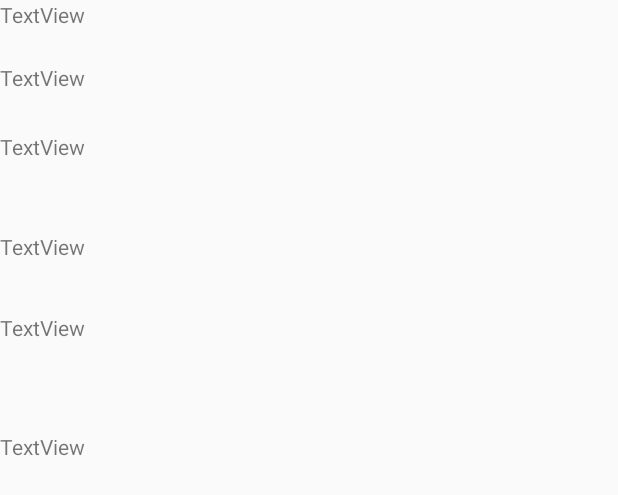
After one commit to manueltorrez/android-app-proyectoFinal, an Android app: the layout prestamos_pendientes_adapter.xml on its own in the app's theme, with its tools: preview values and no code run, on a phone screen of 412 x 824 dp. The commit adds this screen. Shown: the top 495 px of the screen. Run offline under Robolectric (Android 15) with nearby library versions, the phone set to English and light mode, and no system bars.

Commit message:
Primer adapter implementado

```diff
--- a/app/src/main/AndroidManifest.xml
+++ b/app/src/main/AndroidManifest.xml
@@ -3,6 +3,7 @@
     package="com.gangofseven.labs.app">
 
     <application
+        android:name="com.orm.SugarApp"
         android:allowBackup="true"
         android:icon="@mipmap/ic_launcher"
         android:label="@string/app_name"
@@ -10,7 +11,7 @@
         android:theme="@style/AppTheme">
 
         <meta-data android:name="DATABASE" android:value="prestamoSeguro.db" />
-        <meta-data android:name="VERSION" android:value="1" />
+        <meta-data android:name="VERSION" android:value="2" />
         <meta-data android:name="QUERY_LOG" android:value="true" />
         <meta-data android:name="DOMAIN_PACKAGE_NAME" android:value="com.gangofseven.labs.app" />
 
--- a/app/src/main/java/com/gangofseven/labs/app/Cuota.java
+++ b/app/src/main/java/com/gangofseven/labs/app/Cuota.java
@@ -19,6 +19,7 @@ public class Cuota extends SugarRecord{
         this.fecha = fecha;
     }
 
+    @Override
     public Long getId() {
         return id;
     }
--- a/app/src/main/res/layout/prestamos_pendientes.xml
+++ b/app/src/main/res/layout/prestamos_pendientes.xml
@@ -15,7 +15,8 @@
         android:layout_height="match_parent"
         android:layout_below="@+id/button12"
         android:layout_marginTop="69dp"
-        android:layout_alignParentEnd="true" />
+        android:layout_alignParentEnd="true"
+        android:id="@+id/lPrestamistas" />
 
     <SearchView
         android:layout_width="match_parent"
--- /dev/null
+++ b/app/src/main/res/layout/prestamos_pendientes_adapter.xml
@@ -0,0 +1,45 @@
+<?xml version="1.0" encoding="utf-8"?>
+<LinearLayout xmlns:android="http://schemas.android.com/apk/res/android"
+    android:orientation="vertical" android:layout_width="match_parent"
+    android:layout_height="match_parent"
+    android:weightSum="1">
+
+    <TextView
+        android:text="TextView"
+        android:layout_width="match_parent"
+        android:layout_height="42dp"
+        android:id="@+id/tvTitulo" />
+
+    <TextView
+        android:text="TextView"
+        android:layout_width="match_parent"
+        android:layout_height="46dp"
+        android:id="@+id/tvNombre" />
+
+    <TextView
+        android:text="TextView"
+        android:layout_width="match_parent"
+        android:layout_height="45dp"
+        android:id="@+id/tvMonto"
+        android:layout_weight="0.04" />
+
+    <TextView
+        android:text="TextView"
+        android:layout_width="match_parent"
+        android:layout_height="54dp"
+        android:id="@+id/tvInteres" />
+
+    <TextView
+        android:text="TextView"
+        android:layout_width="match_parent"
+        android:layout_height="41dp"
+        android:id="@+id/tvFechaPres"
+        android:layout_weight="0.07" />
+
+    <TextView
+        android:text="TextView"
+        android:layout_width="match_parent"
+        android:layout_height="46dp"
+        android:id="@+id/tvFechaPago"
+        android:layout_weight="0.08" />
+</LinearLayout>
```
Also changed, not shown: app/src/main/java/com/gangofseven/labs/app/AgregarPrestamos.java (+25 -19 lines), app/src/main/java/com/gangofseven/labs/app/PrestamoAdapter.java (added, +57 -0 lines), app/src/main/java/com/gangofseven/labs/app/PrestamosPendientes.java (+14 -0 lines).
